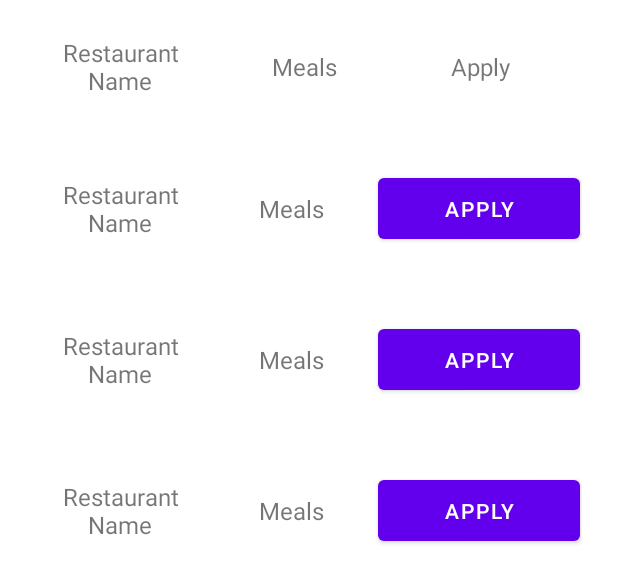
After one commit to rashika170/FeedTheNeed, an Android app: the layout activity_volunteer_apply.xml on its own in the app's theme, with its tools: preview values and no code run, on a phone screen of 412 x 824 dp. The commit adds this screen. Shown: the top 583 px of the screen. Run offline under Robolectric (Android 15) with nearby library versions, the phone set to English and light mode, and no system bars.

Commit message:
Volunteer Meals Updated

```diff
--- /dev/null
+++ b/app/src/main/java/com/gdscandroid/loginproject/Volunteer/AvailableRestauData.kt
@@ -0,0 +1,3 @@
+package com.gdscandroid.loginproject.Volunteer
+
+data class AvailableRestauData(val name:String?=null, val meals:String?=null)
--- /dev/null
+++ b/app/src/main/res/layout/activity_volunteer_apply.xml
@@ -0,0 +1,63 @@
+<?xml version="1.0" encoding="utf-8"?>
+<LinearLayout
+    xmlns:android="http://schemas.android.com/apk/res/android"
+    xmlns:tools="http://schemas.android.com/tools"
+    xmlns:app="http://schemas.android.com/apk/res-auto"
+    android:layout_width="match_parent"
+    android:layout_height="match_parent"
+    android:orientation="vertical"
+    tools:context=".Volunteer.VolunteerApply">
+
+  <TableLayout
+      android:layout_width="match_parent"
+      android:layout_height="wrap_content"
+      android:padding="8dp"
+      android:layout_margin="16dp"
+      android:stretchColumns="1,2,3">
+
+    <TableRow>
+
+      <TextView
+          android:layout_width="wrap_content"
+          android:layout_height="match_parent"
+          android:text="Restaurant Name"
+          android:ems="6"
+          android:textSize="16dp"
+          android:gravity="center"
+          android:layout_marginEnd="16dp"
+          />
+
+      <TextView
+          android:layout_width="wrap_content"
+          android:layout_height="match_parent"
+          android:text="Meals"
+          android:textSize="16dp"
+          android:ems="2"
+          android:gravity="center"
+          android:layout_marginEnd="16dp"
+          />
+
+      <TextView
+          android:layout_width="wrap_content"
+          android:layout_height="match_parent"
+          android:text="Apply"
+          android:textSize="16dp"
+          android:ems="2"
+          android:gravity="center"
+          android:layout_marginEnd="16dp"
+          />
+
+
+    </TableRow>
+
+  </TableLayout>
+
+  <androidx.recyclerview.widget.RecyclerView
+      android:id="@+id/rvVolun1"
+      android:layout_width="match_parent"
+      android:layout_height="wrap_content"
+      app:layoutManager="androidx.recyclerview.widget.LinearLayoutManager"
+      tools:layout_editor_absoluteX="16dp"
+      tools:listitem="@layout/volunteer_restaur_item" />
+
+  </LinearLayout>
--- a/app/src/main/res/layout/doantor_item.xml
+++ b/app/src/main/res/layout/doantor_item.xml
@@ -93,7 +93,4 @@
         android:textSize="16sp"/>
 
 
-
-
-
 </LinearLayout>
--- /dev/null
+++ b/app/src/main/res/layout/volunteer_restaur_item.xml
@@ -0,0 +1,46 @@
+<?xml version="1.0" encoding="utf-8"?>
+<TableLayout
+    xmlns:android="http://schemas.android.com/apk/res/android"
+    android:layout_width="match_parent"
+    android:layout_height="wrap_content"
+    android:layout_margin="16dp"
+    android:padding="8dp"
+    android:stretchColumns="1,2,3">
+
+    <TableRow>
+
+        <TextView
+            android:id="@+id/restau_name_vri"
+            android:layout_width="wrap_content"
+            android:layout_height="match_parent"
+            android:text="Restaurant Name"
+            android:textSize="16dp"
+            android:background="@color/white"
+            android:ems="6"
+            android:gravity="center"
+            android:layout_marginEnd="16dp"
+            />
+
+        <TextView
+            android:id="@+id/nomeals_vri"
+            android:layout_width="wrap_content"
+            android:layout_height="match_parent"
+            android:text="Meals"
+            android:background="@color/white"
+            android:textSize="16dp"
+            android:ems="2"
+            android:gravity="center"
+            android:layout_marginEnd="16dp"
+            />
+
+        <Button
+            android:id="@+id/apply_vri"
+            android:layout_width="wrap_content"
+            android:layout_height="match_parent"
+            android:text="Apply"
+            android:ems="2"
+            android:gravity="center"/>
+
+    </TableRow>
+
+</TableLayout>
--- /dev/null
+++ b/app/src/main/res/values/styles.xml
@@ -0,0 +1,4 @@
+<?xml version="1.0" encoding="utf-8"?>
+<resources>
+
+</resources>
```
Also changed, not shown: app/src/main/AndroidManifest.xml (+8 -10 lines), app/src/main/java/com/gdscandroid/loginproject/MainActivity.kt (+4 -3 lines), app/src/main/java/com/gdscandroid/loginproject/ProfileActivity.kt (+15 -2 lines), app/src/main/java/com/gdscandroid/loginproject/Volunteer/VolMealsFragment.kt (+12 -1 lines), app/src/main/java/com/gdscandroid/loginproject/Volunteer/VolunteerAPllyAdapter.kt (added, +33 -0 lines), app/src/main/java/com/gdscandroid/loginproject/Volunteer/VolunteerApply.kt (added, +54 -0 lines), app/src/main/res/layout/fragment_vol_meals.xml (+14 -5 lines).
